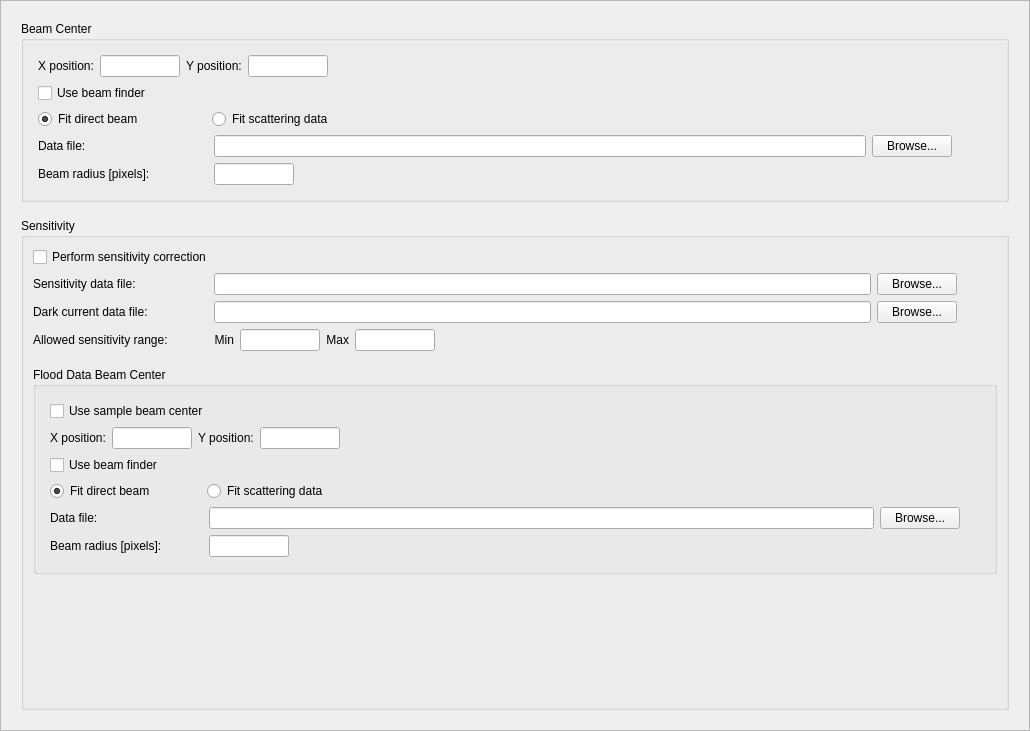
Old version of the form Code/Mantid/Scripts/Interface/ui/sans/hfir_detector.ui in the repository mantidproject/mantid.
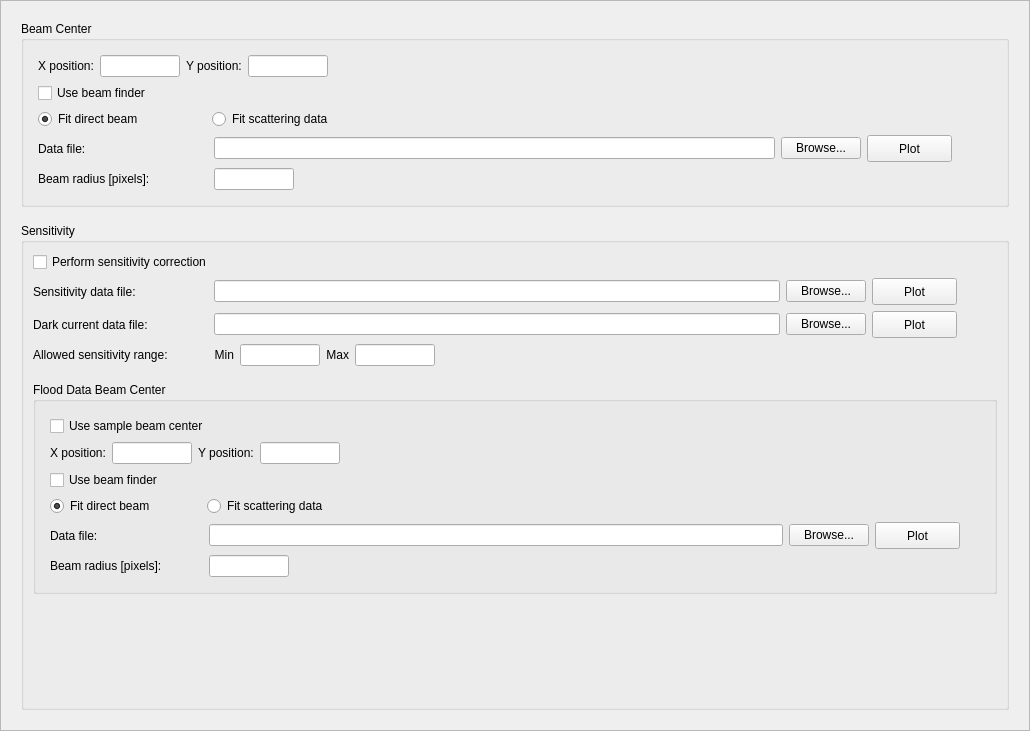
New version of the form.

What changed in the file:
```diff
--- a/Code/Mantid/Scripts/Interface/ui/sans/hfir_detector.ui
+++ b/Code/Mantid/Scripts/Interface/ui/sans/hfir_detector.ui
@@ -254,6 +254,25 @@
                 </property>
                </widget>
               </item>
+              <item>
+               <widget class="QPushButton" name="data_file_plot_button">
+                <property name="minimumSize">
+                 <size>
+                  <width>85</width>
+                  <height>27</height>
+                 </size>
+                </property>
+                <property name="maximumSize">
+                 <size>
+                  <width>85</width>
+                  <height>27</height>
+                 </size>
+                </property>
+                <property name="text">
+                 <string>Plot</string>
+                </property>
+               </widget>
+              </item>
               <item>
                <spacer name="horizontalSpacer">
                 <property name="orientation">
@@ -444,6 +463,25 @@
               </property>
              </widget>
             </item>
+            <item>
+             <widget class="QPushButton" name="sensitivity_plot_button">
+              <property name="minimumSize">
+               <size>
+                <width>85</width>
+                <height>27</height>
+               </size>
+              </property>
+              <property name="maximumSize">
+               <size>
+                <width>85</width>
+                <height>27</height>
+               </size>
+              </property>
+              <property name="text">
+               <string>Plot</string>
+              </property>
+             </widget>
+            </item>
             <item>
              <spacer name="horizontalSpacer_8">
               <property name="orientation">
@@ -530,6 +568,25 @@
               </property>
              </widget>
             </item>
+            <item>
+             <widget class="QPushButton" name="sensitivity_dark_plot_button">
+              <property name="minimumSize">
+               <size>
+                <width>85</width>
+                <height>27</height>
+               </size>
+              </property>
+              <property name="maximumSize">
+               <size>
+                <width>85</width>
+                <height>27</height>
+               </size>
+              </property>
+              <property name="text">
+               <string>Plot</string>
+              </property>
+             </widget>
+            </item>
             <item>
              <spacer name="horizontalSpacer_9">
               <property name="orientation">
@@ -958,6 +1015,25 @@
                    </property>
                   </widget>
                  </item>
+                 <item>
+                  <widget class="QPushButton" name="data_file_plot_button_2">
+                   <property name="minimumSize">
+                    <size>
+                     <width>85</width>
+                     <height>27</height>
+                    </size>
+                   </property>
+                   <property name="maximumSize">
+                    <size>
+                     <width>85</width>
+                     <height>27</height>
+                    </size>
+                   </property>
+                   <property name="text">
+                    <string>Plot</string>
+                   </property>
+                  </widget>
+                 </item>
                  <item>
                   <spacer name="horizontalSpacer_11">
                    <property name="orientation">
```
